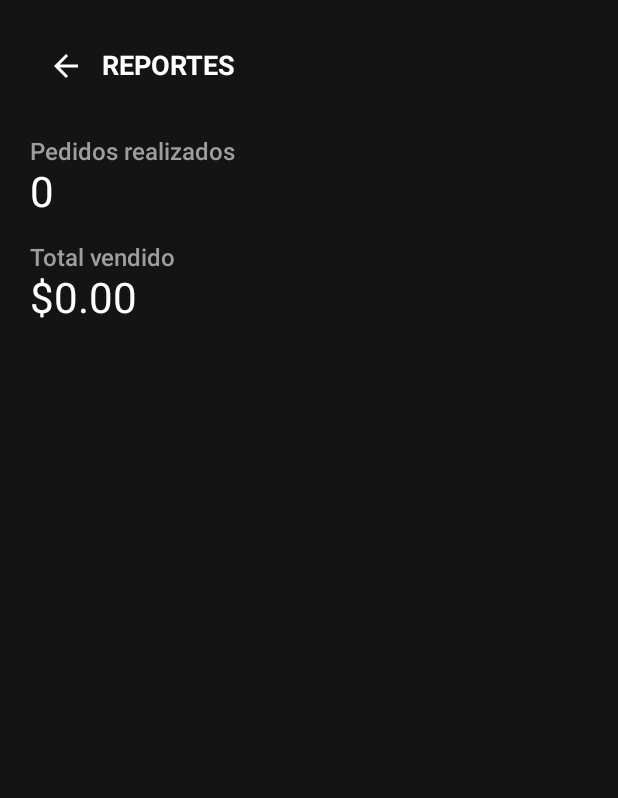
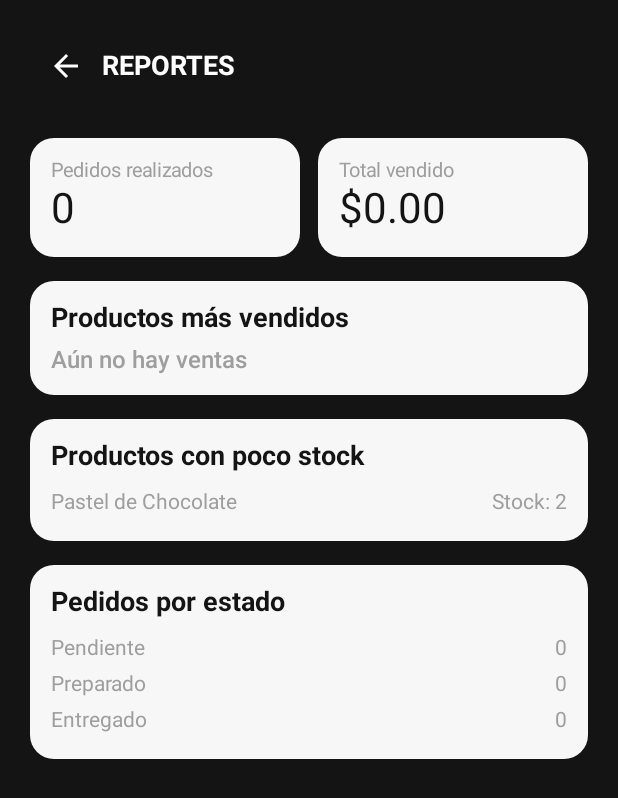
Before and after one commit to Carlos-103/Avance2-Kafecito, an Android app built with Jetpack Compose: the ReportesScreen screen opened through its navigation route, on a phone screen of 412 x 824 dp. Shown: the top 798 px of the screen. Run offline under Robolectric (Android 15) with nearby library versions, the phone set to English and light mode, and no system bars; our stand-ins replace Firebase (no records; nobody signed in at launch, a user with empty details on screens opened directly).

Commit message:
David martinez (#8)
* Cambios realizados en favoritos y dirrecciones

* Agregado timeouts a Firestore

Se agregó manejo de tiempos de espera en las operaciones de Firestore para evitar esperas prolongadas.

* Mejorar manejo de errores en favoritos

Se añadieron controles para evitar fallos al cargar o eliminar favoritos.

* Mejorado manejo de errores al verificar favoritos

Se añadieron controles de errores al comprobar si un producto está en favoritos.

* Reporte y Catalago archivos actualizados

* Corregida ruta de archivo

* Refactorizados imports en ReportesScreen.kt

* Carga de productos de Firestore

Los productos son cargados desde Firestore

* Actualizado Kafegray

---------

Co-authored-by: Marven16 <cdmarven96@gmail.com>

```diff
--- a/app/src/main/java/com/kafecito/app/data/repository/ProductoRepository.kt
+++ b/app/src/main/java/com/kafecito/app/data/repository/ProductoRepository.kt
@@ -3,6 +3,8 @@ package com.kafecito.app.data.repository
 import com.kafecito.app.R
 import com.kafecito.app.data.model.Producto
 import kotlinx.coroutines.tasks.await
+import com.google.firebase.firestore.DocumentSnapshot
+import kotlinx.coroutines.CancellationException
 
 /**
  * Catálogo de productos que usa toda la app (Home, Detalle, Favoritos, Repetir pedido).
@@ -48,7 +50,34 @@ object ProductoRepository {
     // Los 5 productos iniciales los carga el dueño del repositorio en la consola de Firebase.
     // =====================================================================
     suspend fun cargar() {
-        // Pendiente.
+        try {
+            val snap = FirestorePaths.productos().get().await()
+            val productos = snap.documents.mapNotNull { it.aProducto() }
+
+            // Si no hay documentos válidos, se conserva el catálogo local.
+            if (productos.isNotEmpty()) {
+                cache = productos.sortedBy { it.id }
+            }
+        } catch (e: CancellationException) {
+            throw e // no se debe tragar la cancelación de la corutina
+        } catch (e: Exception) {
+            // Si la lectura falla, se deja el catálogo local (no vaciar la app).
+        }
+    }
+    private fun DocumentSnapshot.aProducto(): Producto? {
+        val id = (get("id") as? Number)?.toInt() ?: id.toIntOrNull() ?: return null
+        val nombre = getString("nombre") ?: return null
+        val precio = (get("precio") as? Number)?.toDouble() ?: return null
+
+        return Producto(
+            id = id,
+            nombre = nombre,
+            descripcion = getString("descripcion") ?: "",
+            precio = precio,
+            stock = (get("stock") as? Number)?.toInt() ?: 0,
+            categoria = getString("categoria") ?: "",
+            imagen = imagenes[getString("imagen")]
+        )
     }
 
     // =====================================================================
--- a/app/src/main/java/com/kafecito/app/ui/screens/HomeScreen.kt
+++ b/app/src/main/java/com/kafecito/app/ui/screens/HomeScreen.kt
@@ -25,6 +25,7 @@ import com.kafecito.app.data.repository.ProductoRepository
 import com.kafecito.app.ui.components.KafeHeader
 import com.kafecito.app.ui.theme.*
 import com.kafecito.app.ui.components.ProductoImagen
+import androidx.compose.runtime.LaunchedEffect
 
 
 /**
@@ -40,15 +41,21 @@ fun HomeScreen(
     onAbrirDetalle: (Int) -> Unit,
     onAgregar: (Producto) -> Unit
 ) {
-    // TODO(CATALOGO-FS): el catalogo debe venir de Firestore. ProductoRepository ya expone
-    // las mismas funciones que antes; lo que falta es cargarlo al abrir la pantalla:
-    //   LaunchedEffect(Unit) { ProductoRepository.cargar() }  y refrescar la lista al terminar.
+
     // Cuando el estado cambia, Compose actualiza la interfaz que depende de él.
     var categoriaSeleccionada by remember { mutableStateOf(ProductoRepository.categorias.first()) }
     var busqueda by remember { mutableStateOf("") }
+    // Se incrementa cuando termina la carga de Firestore para forzar el refresco de la lista.
+    var versionCatalogo by remember { mutableIntStateOf(0) }
+    LaunchedEffect(Unit) {
+    ProductoRepository.cargar()
+    versionCatalogo++
+}
     // Filtra los productos según la categoría seleccionada y el texto de búsqueda.
-    val productos = ProductoRepository.obtenerProductos(categoriaSeleccionada)
-        .filter { it.nombre.contains(busqueda, ignoreCase = true) }
+    val productos = remember(categoriaSeleccionada, busqueda, versionCatalogo) {
+        ProductoRepository.obtenerProductos(categoriaSeleccionada)
+            .filter { it.nombre.contains(busqueda, ignoreCase = true) }
+    }
 
     Column(
         modifier = Modifier
@@ -145,6 +152,8 @@ private fun CategoriaChip(texto: String, seleccionada: Boolean, onClick: () -> U
  * o agregarlo directamente al carrito.
  */
 @Composable
+
+
 private fun ProductoCard(
     producto: Producto,
     onClick: () -> Unit,
--- a/app/src/main/java/com/kafecito/app/ui/screens/ReportesScreen.kt
+++ b/app/src/main/java/com/kafecito/app/ui/screens/ReportesScreen.kt
@@ -1,60 +1,143 @@
 package com.kafecito.app.ui.screens
-
 import androidx.compose.foundation.background
 import androidx.compose.foundation.layout.*
+import androidx.compose.foundation.rememberScrollState
+import androidx.compose.foundation.shape.RoundedCornerShape
+import androidx.compose.foundation.verticalScroll
 import androidx.compose.material3.*
 import androidx.compose.runtime.*
+import androidx.compose.ui.Alignment
 import androidx.compose.ui.Modifier
+import androidx.compose.ui.draw.clip
 import androidx.compose.ui.unit.dp
-import com.kafecito.app.data.model.Pedido
-import com.kafecito.app.data.repository.PedidoRepository
+import androidx.compose.runtime.collectAsState
+import androidx.lifecycle.viewmodel.compose.viewModel
 import com.kafecito.app.ui.components.KafeTopBar
 import com.kafecito.app.ui.theme.*
+import com.kafecito.app.viewmodel.ReportesData
+import com.kafecito.app.viewmodel.ReportesUiState
+import com.kafecito.app.viewmodel.ReportesViewModel
 import com.kafecito.app.util.comoDinero
-import kotlinx.coroutines.withTimeout
-import kotlin.time.Duration.Companion.seconds
 
 /**
- * Reportes de ventas del administrador. Versión base: total vendido y cantidad de pedidos.
- *
- * TODO(REPORTES) - Carlos David
- * Todo se calcula en la app sobre la lista que devuelve PedidoRepository.listarTodos(); no
- * hacen falta consultas nuevas. Agregar (las que alcancen en el tiempo):
- *   - Productos más vendidos:
- *       pedidos.flatMap { it.items }.groupBy { it.nombre }
- *              .mapValues { (_, items) -> items.sumOf { it.cantidad } }
- *              .entries.sortedByDescending { it.value }.take(5)
- *   - Productos con poco stock: ProductoRepository.obtenerProductos().filter { it.stock <= 3 }
- *   - Pedidos por estado (PENDIENTE, PREPARADO, ENTREGADO): groupBy { it.estado }.
- *   - Mover la carga a un ReportesViewModel (parecido a PerfilViewModel) y mostrar mejor el error.
+ * Reportes de ventas del administrador: total vendido, cantidad de pedidos,
+ * productos más vendidos, stock bajo y pedidos por estado.
  */
 @Composable
-fun ReportesScreen(onAtras: () -> Unit) {
-    var pedidos by remember { mutableStateOf<List<Pedido>?>(null) }
-    var error by remember { mutableStateOf(false) }
-
-    LaunchedEffect(Unit) {
-        try {
-            pedidos = withTimeout(15.seconds) { PedidoRepository.listarTodos() }
-        } catch (e: Exception) {
-            error = true
-        }
-    }
+fun ReportesScreen(
+    onAtras: () -> Unit,
+    viewModel: ReportesViewModel = viewModel()
+) {
+    val estado by viewModel.estado.collectAsState()
 
     Column(modifier = Modifier.fillMaxSize().background(KafeBlack).padding(20.dp)) {
         KafeTopBar(titulo = "REPORTES", onAtras = onAtras)
         Spacer(modifier = Modifier.height(12.dp))
-        val lista = pedidos
-        when {
-            error -> Text("No se pudieron cargar los reportes", color = KafeGray)
-            lista == null -> CircularProgressIndicator(color = KafeWhite)
-            else -> {
-                Text("Pedidos realizados", color = KafeGray)
-                Text("${lista.size}", color = KafeWhite, style = MaterialTheme.typography.headlineMedium)
-                Spacer(modifier = Modifier.height(16.dp))
-                Text("Total vendido", color = KafeGray)
-                Text(lista.sumOf { it.total }.comoDinero(), color = KafeWhite, style = MaterialTheme.typography.headlineMedium)
+
+        when (val e = estado) {
+            ReportesUiState.Cargando -> CircularProgressIndicator(color = KafeWhite)
+
+            ReportesUiState.Error -> {
+                Text("No se pudieron cargar los reportes", color = KafeGray)
+                Spacer(modifier = Modifier.height(12.dp))
+                Button(onClick = { viewModel.cargar() }) { Text("Reintentar") }
             }
+
+            is ReportesUiState.Listo -> ContenidoReportes(e.datos)
         }
     }
 }
+
+@Composable
+private fun ContenidoReportes(datos: ReportesData) {
+    Column(
+        modifier = Modifier.verticalScroll(rememberScrollState()),
+        verticalArrangement = Arrangement.spacedBy(16.dp)
+    ) {
+        // Resumen general
+        Row(horizontalArrangement = Arrangement.spacedBy(12.dp)) {
+            Tarjeta(modifier = Modifier.weight(1f)) {
+                Text("Pedidos realizados", color = KafeGray, style = MaterialTheme.typography.bodySmall)
+                Text(
+                    "${datos.cantidadPedidos}",
+                    color = KafeBlack,
+                    style = MaterialTheme.typography.headlineMedium
+                )
+            }
+            Tarjeta(modifier = Modifier.weight(1f)) {
+                Text("Total vendido", color = KafeGray, style = MaterialTheme.typography.bodySmall)
+                Text(
+                    datos.totalVendido.comoDinero(),
+                    color = KafeBlack,
+                    style = MaterialTheme.typography.headlineMedium
+                )
+            }
+        }
+
+        // Más vendidos
+        Seccion("Productos más vendidos") {
+            if (datos.masVendidos.isEmpty()) {
+                Text("Aún no hay ventas", color = KafeGray)
+            } else {
+                datos.masVendidos.forEachIndexed { indice, (nombre, cantidad) ->
+                    Fila("${indice + 1}. $nombre", "$cantidad uds.")
+                }
+            }
+        }
+
+        // Stock bajo
+        Seccion("Productos con poco stock") {
+            if (datos.stockBajo.isEmpty()) {
+                Text("Todo el inventario está en buen nivel", color = KafeGray)
+            } else {
+                datos.stockBajo.forEach { producto ->
+                    Fila(producto.nombre, "Stock: ${producto.stock}")
+                }
+            }
+        }
+
+        // Pedidos por estado
+        Seccion("Pedidos por estado") {
+            datos.pedidosPorEstado.forEach { (estado, cantidad) ->
+                Fila(estado.lowercase().replaceFirstChar { it.uppercase() }, "$cantidad")
+            }
+        }
+
+        Spacer(modifier = Modifier.height(8.dp))
+    }
+}
+
+/** Contenedor con el estilo de tarjeta de la app. */
+@Composable
+private fun Tarjeta(modifier: Modifier = Modifier, contenido: @Composable ColumnScope.() -> Unit) {
+    Column(
+        modifier = modifier
+            .clip(RoundedCornerShape(16.dp))
+            .background(KafeSurface)
+            .padding(14.dp),
+        content = contenido
+    )
+}
+
+/** Sección con título dentro de una tarjeta a todo el ancho. */
+@Composable
+private fun Seccion(titulo: String, contenido: @Composable ColumnScope.() -> Unit) {
+    Tarjeta(modifier = Modifier.fillMaxWidth()) {
+        Text(titulo, color = KafeBlack, style = MaterialTheme.typography.titleMedium)
+        Spacer(modifier = Modifier.height(8.dp))
+        contenido()
+    }
+}
+
+/** Fila con etiqueta a la izquierda y valor a la derecha. */
+@Composable
+private fun Fila(etiqueta: String, valor: String) {
+    Row(
+        modifier = Modifier.fillMaxWidth().padding(vertical = 4.dp),
+        horizontalArrangement = Arrangement.SpaceBetween,
+        verticalAlignment = Alignment.CenterVertically
+    ) {
+        Text(etiqueta, color = KafeGray, style = MaterialTheme.typography.bodyMedium)
+        Text(valor, color = KafeGray, style = MaterialTheme.typography.bodyMedium)
+    }
+}
--- /dev/null
+++ b/app/src/main/java/com/kafecito/app/viewmodel/ReportesViewModel.kt
@@ -0,0 +1,89 @@
+package com.kafecito.app.viewmodel
+import androidx.lifecycle.ViewModel
+import androidx.lifecycle.viewModelScope
+import com.kafecito.app.data.model.Pedido
+import com.kafecito.app.data.model.Producto
+import com.kafecito.app.data.repository.PedidoRepository
+import com.kafecito.app.data.repository.ProductoRepository
+import kotlinx.coroutines.CancellationException
+import kotlinx.coroutines.TimeoutCancellationException
+import kotlinx.coroutines.flow.MutableStateFlow
+import kotlinx.coroutines.flow.StateFlow
+import kotlinx.coroutines.flow.asStateFlow
+import kotlinx.coroutines.launch
+import kotlinx.coroutines.withTimeout
+import kotlin.time.Duration.Companion.seconds
+
+/** Datos ya calculados que muestra la pantalla de reportes. */
+data class ReportesData(
+    val cantidadPedidos: Int,
+    val totalVendido: Double,
+    val masVendidos: List<Pair<String, Int>>,
+    val stockBajo: List<Producto>,
+    val pedidosPorEstado: List<Pair<String, Int>>
+)
+
+sealed interface ReportesUiState {
+    data object Cargando : ReportesUiState
+    data object Error : ReportesUiState
+    data class Listo(val datos: ReportesData) : ReportesUiState
+}
+
+class ReportesViewModel : ViewModel() {
+
+    private val _estado = MutableStateFlow<ReportesUiState>(ReportesUiState.Cargando)
+    val estado: StateFlow<ReportesUiState> = _estado.asStateFlow()
+
+    init {
+        cargar()
+    }
+
+    /** Carga los pedidos y calcula los reportes. También sirve para reintentar. */
+    fun cargar() {
+        _estado.value = ReportesUiState.Cargando
+        viewModelScope.launch {
+            try {
+                val pedidos = withTimeout(15.seconds) { PedidoRepository.listarTodos() }
+                // Refresca el catálogo para que el stock bajo sea el actual.
+                ProductoRepository.cargar()
+                _estado.value = ReportesUiState.Listo(calcular(pedidos))
+            } catch (e: TimeoutCancellationException) {
+                _estado.value = ReportesUiState.Error
+            } catch (e: CancellationException) {
+                throw e
+            } catch (e: Exception) {
+                _estado.value = ReportesUiState.Error
+            }
+        }
+    }
+
+    private fun calcular(pedidos: List<Pedido>): ReportesData {
+        // Top 5 de productos más vendidos (por unidades).
+        val masVendidos = pedidos
+            .flatMap { it.items }
+            .groupBy { it.nombre }
+            .mapValues { (_, items) -> items.sumOf { it.cantidad } }
+            .entries
+            .sortedByDescending { it.value }
+            .take(5)
+            .map { it.key to it.value }
+
+        // Productos con 3 unidades o menos, los más críticos primero.
+        val stockBajo = ProductoRepository.obtenerProductos()
+            .filter { it.stock <= 3 }
+            .sortedBy { it.stock }
+
+        // Pedidos por estado; los estados sin pedidos aparecen con 0.
+        val porEstado = pedidos.groupBy { it.estado.toString() }
+        val pedidosPorEstado = listOf("PENDIENTE", "PREPARADO", "ENTREGADO")
+            .map { estado -> estado to (porEstado[estado]?.size ?: 0) }
+
+        return ReportesData(
+            cantidadPedidos = pedidos.size,
+            totalVendido = pedidos.sumOf { it.total },
+            masVendidos = masVendidos,
+            stockBajo = stockBajo,
+            pedidosPorEstado = pedidosPorEstado
+        )
+    }
+}
```
